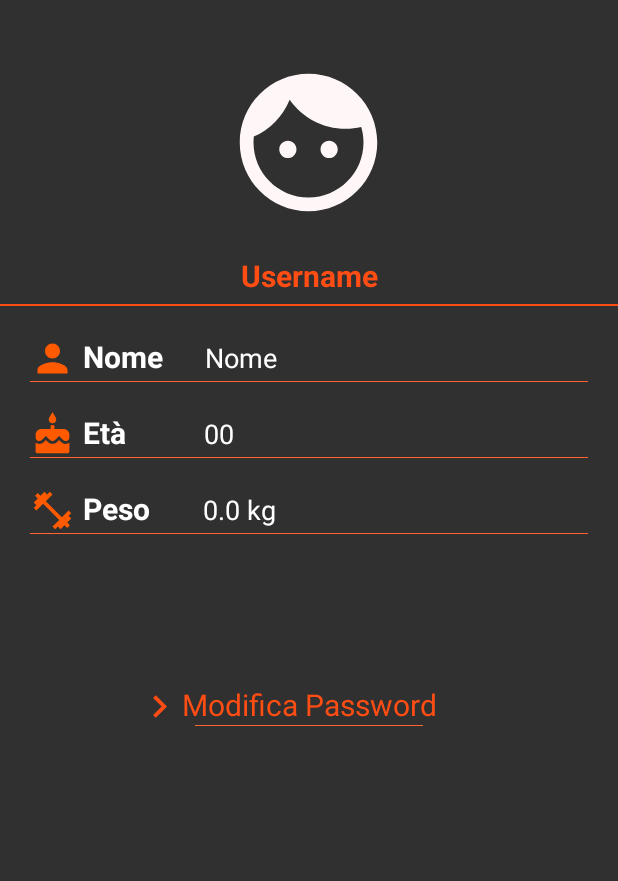
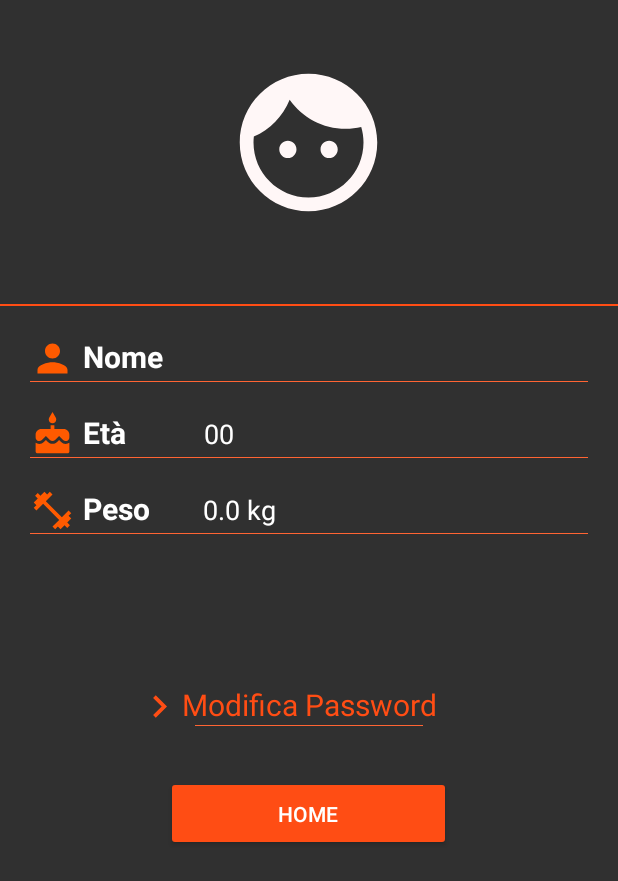
Before and after one commit to StefanoOr/PalestratiProgettoIum, an Android app: the Profilo screen opened directly, with no data from a screen before it, on a phone screen of 412 x 824 dp. Shown: the top 881 px of the screen. Run offline under Robolectric (Android 15) with nearby library versions, the phone set to English and light mode, and no system bars; Roboto replaces fonts that are not available here.

Commit message:
Collegamenti con Profilo
aggiunto tasto modifica password, ho tentato di trasformare anche la pagina di login in constraint come quella della profilo ma mi dava un problema con gli edit text.

```diff
--- a/app/src/main/java/com/example/palestratiium/Profilo.java
+++ b/app/src/main/java/com/example/palestratiium/Profilo.java
@@ -2,13 +2,61 @@ package com.example.palestratiium;
 
 import androidx.appcompat.app.AppCompatActivity;
 
+import android.content.Intent;
 import android.os.Bundle;
+import android.view.View;
+import android.widget.Button;
+import android.widget.TextView;
+
+import java.io.Serializable;
 
 public class Profilo extends AppCompatActivity {
+
+    User user;
+    TextView modify_password, username, nome;
+    Button home;
+
+    public static final String EXTRA_USER = "package com.example.BonusLogin";
+
 
     @Override
     protected void onCreate(Bundle savedInstanceState) {
         super.onCreate(savedInstanceState);
         setContentView(R.layout.activity_profilo);
+
+        modify_password = findViewById(R.id.modify_password);
+        username = findViewById(R.id.textView9);
+        nome = findViewById(R.id.textView11);
+        home = findViewById(R.id.back_home);
+
+        Intent intent = getIntent();
+        Serializable obj = intent.getSerializableExtra(Login.EXTRA_USER);
+
+        if(obj instanceof User){
+            user = (User) obj;
+        }else{
+            user = new User();
+        }
+
+        username.setText(user.getUsername());
+        nome.setText(user.getUsername());
+
+        modify_password.setOnClickListener(new View.OnClickListener() {
+            @Override
+            public void onClick(View v) {
+                Intent showResult = new Intent(Profilo.this, ModifyPassword.class);
+                showResult.putExtra(EXTRA_USER, user);
+                startActivity(showResult);
+            }
+        });
+
+        home.setOnClickListener(new View.OnClickListener() {
+            @Override
+            public void onClick(View v) {
+                Intent home = new Intent(Profilo.this, Home.class);
+                home.putExtra(EXTRA_USER, user);
+                startActivity(home);
+            }
+        });
     }
 }
--- a/app/src/main/res/layout/activity_profilo.xml
+++ b/app/src/main/res/layout/activity_profilo.xml
@@ -199,13 +199,13 @@
             android:layout_height="30dp"
             android:layout_marginTop="100dp"
             android:src="@drawable/ic_baseline_keyboard_arrow_right_24"
-            app:layout_constraintEnd_toStartOf="@+id/textView2"
+            app:layout_constraintEnd_toStartOf="@+id/modify_password"
             app:layout_constraintHorizontal_bias="1.0"
             app:layout_constraintStart_toStartOf="parent"
             app:layout_constraintTop_toBottomOf="@+id/view4" />
 
         <TextView
-            android:id="@+id/textView2"
+            android:id="@+id/modify_password"
             android:layout_width="wrap_content"
             android:layout_height="wrap_content"
             android:layout_marginTop="100dp"
@@ -217,14 +217,28 @@
             app:layout_constraintTop_toBottomOf="@+id/view4" />
 
         <View
+            android:id="@+id/view5"
             android:layout_width="match_parent"
             android:layout_height="0.5dp"
             android:layout_marginStart="130dp"
             android:layout_marginEnd="130dp"
             android:background="@color/barra_separatoria_secondaria"
-            app:layout_constraintEnd_toEndOf="@+id/textView2"
-            app:layout_constraintStart_toStartOf="@+id/textView2"
-            app:layout_constraintTop_toBottomOf="@+id/textView2" />
+            app:layout_constraintEnd_toEndOf="@+id/modify_password"
+            app:layout_constraintStart_toStartOf="@+id/modify_password"
+            app:layout_constraintTop_toBottomOf="@+id/modify_password" />
+
+        <Button
+            android:id="@+id/back_home"
+            android:layout_width="190dp"
+            android:layout_height="50dp"
+            android:backgroundTint="@color/barra_separatoria_principale"
+            android:text="Home"
+            app:layout_constraintBottom_toBottomOf="parent"
+            app:layout_constraintEnd_toEndOf="parent"
+            app:layout_constraintHorizontal_bias="0.497"
+            app:layout_constraintStart_toStartOf="parent"
+            app:layout_constraintTop_toBottomOf="@+id/view5"
+            app:layout_constraintVertical_bias="0.115" />
 
 
     </androidx.constraintlayout.widget.ConstraintLayout>
```
Also changed, not shown: app/src/main/java/com/example/palestratiium/Home.java (+14 -5 lines), app/src/main/res/layout/activity_home.xml (+17 -3 lines), app/src/main/res/layout/activity_login.xml (+17 -3 lines).
